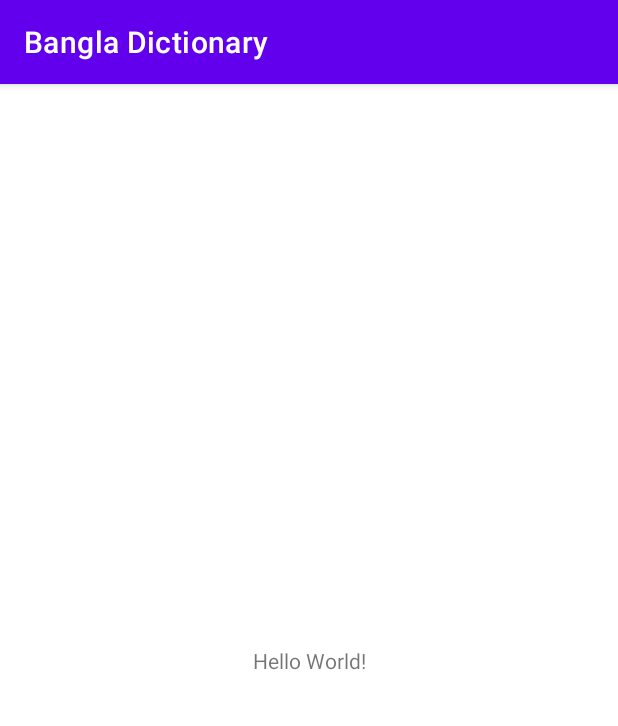
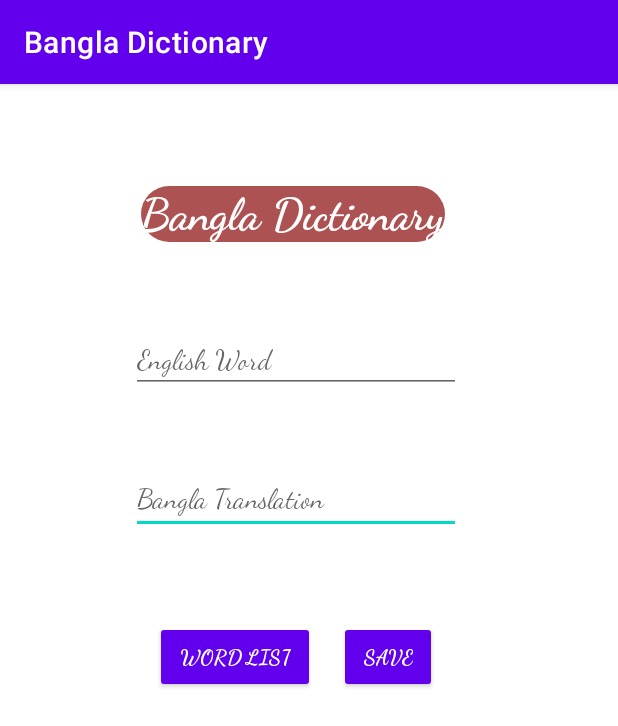
Before and after one commit to NSU-FA20-CSE486-1/1712520_FA2020_CSE486.1, an Android app: the screen it shows after launch (MainActivity before the commit, AddWordActivity after it), on a phone screen of 412 x 824 dp. Shown: the top 726 px of the screen. Run offline under Robolectric (Android 15) with nearby library versions, the phone set to English and light mode, and no system bars; libraries missing offline, so code that uses them is left out: io.paperdb; 2 statements that could not run were skipped.

Commit message:
#3 dictionary updated

```diff
--- a/Assignments/Theory/Quiz/app/build.gradle
+++ b/Assignments/Theory/Quiz/app/build.gradle
@@ -36,4 +36,6 @@ dependencies {
     testImplementation 'junit:junit:4.+'
     androidTestImplementation 'androidx.test.ext:junit:1.1.1'
     androidTestImplementation 'androidx.test.espresso:espresso-core:3.2.0'
+
+    implementation 'io.paperdb:paperdb:2.7.1'
 }
--- /dev/null
+++ b/Assignments/Theory/Quiz/app/src/main/java/com/afridi/BanglaDictionary/AddWordActivity.java
@@ -0,0 +1,72 @@
+package com.afridi.BanglaDictionary;
+
+import androidx.appcompat.app.AppCompatActivity;
+import io.paperdb.Paper;
+import android.content.Intent;
+import android.os.Bundle;
+import android.widget.Button;
+import android.widget.EditText;
+import android.widget.TextView;
+import android.widget.Toast;
+
+import java.util.ArrayList;
+
+
+
+public class AddWordActivity extends AppCompatActivity {
+
+    ArrayList<Words> wordList;
+    TextView mBanglaDictionary;
+    EditText mEnglishWord;
+    EditText mBanglaword;
+    Button btnSave;
+    Button btnList;
+    Words vocabulary;
+
+
+    @Override
+    protected void onCreate(Bundle savedInstanceState) {
+        super.onCreate(savedInstanceState);
+        setContentView(R.layout.activity_main);
+
+        mBanglaDictionary = (TextView)findViewById(R.id.tvBanglaDictionary);
+        mEnglishWord = (EditText)findViewById(R.id.etEnglishWord);
+        mBanglaword = (EditText)findViewById(R.id.etBanglaWord);
+        btnSave = (Button)findViewById(R.id.buttonSave);
+        btnList = (Button)findViewById(R.id.buttonList);
+
+        Paper.init(this);
+        wordList = Paper.book().read("word", new ArrayList<>());
+
+        btnList.setOnClickListener(view -> {
+            Intent intent = new Intent(AddWordActivity.this,WordListActivity.class);
+            startActivity(intent);
+        });
+
+        btnSave.setOnClickListener(v -> {
+
+                String english = mEnglishWord.getText().toString();
+                String bangla = mBanglaword.getText().toString();
+
+                if (english.isEmpty() || bangla.isEmpty()) {
+                    btnSave.setError("");
+                    return;
+                }
+
+                vocabulary = new Words(english, bangla);
+
+
+                wordList.add(vocabulary);
+
+                // insert data into paperDB
+                Paper.book().write("word", wordList);
+                Toast.makeText(this, "New word added!", Toast.LENGTH_LONG).show();
+
+        });
+
+        btnList.setOnClickListener(view -> {
+            Intent intent = new Intent(AddWordActivity.this,WordListActivity.class);
+            startActivity(intent);
+        });
+    }
+}
--- /dev/null
+++ b/Assignments/Theory/Quiz/app/src/main/res/drawable/rounded_corner.xml
@@ -0,0 +1,5 @@
+<?xml version="1.0" encoding="utf-8"?>
+<shape xmlns:android="http://schemas.android.com/apk/res/android" >
+    <solid android:color="#AD5252" />
+    <corners android:radius="50dp" />
+</shape>
--- a/Assignments/Theory/Quiz/app/src/main/res/layout/activity_main.xml
+++ b/Assignments/Theory/Quiz/app/src/main/res/layout/activity_main.xml
@@ -4,15 +4,85 @@
     xmlns:tools="http://schemas.android.com/tools"
     android:layout_width="match_parent"
     android:layout_height="match_parent"
-    tools:context=".MainActivity">
+    tools:context=".AddWordActivity">
 
     <TextView
+        android:id="@+id/tvBanglaDictionary"
         android:layout_width="wrap_content"
         android:layout_height="wrap_content"
-        android:text="Hello World!"
+        android:layout_marginTop="16dp"
+        android:layout_marginBottom="32dp"
+        android:background="@drawable/rounded_corner"
+        android:fontFamily="cursive"
+        android:text="@string/bangla_dictionary"
+        android:textColor="@color/design_default_color_on_primary"
+        android:textSize="30sp"
+        android:textStyle="bold"
+        android:visibility="visible"
         app:layout_constraintBottom_toBottomOf="parent"
+        app:layout_constraintHorizontal_bias="0.449"
         app:layout_constraintLeft_toLeftOf="parent"
         app:layout_constraintRight_toRightOf="parent"
-        app:layout_constraintTop_toTopOf="parent" />
+        app:layout_constraintTop_toTopOf="parent"
+        app:layout_constraintVertical_bias="0.076" />
+
+    <EditText
+        android:id="@+id/etBanglaWord"
+        android:layout_width="wrap_content"
+        android:layout_height="36dp"
+        android:ems="10"
+        android:fontFamily="cursive"
+        android:hint="@string/bangla_translation"
+        android:inputType="textPersonName"
+        android:paddingTop="@dimen/cardview_compat_inset_shadow"
+        app:layout_constraintBottom_toTopOf="@+id/buttonSave"
+        app:layout_constraintEnd_toEndOf="@+id/etEnglishWord"
+        app:layout_constraintHorizontal_bias="0.454"
+        app:layout_constraintStart_toStartOf="@+id/etEnglishWord"
+        app:layout_constraintTop_toBottomOf="@+id/etEnglishWord" />
+
+    <EditText
+        android:id="@+id/etEnglishWord"
+        android:layout_width="wrap_content"
+        android:layout_height="wrap_content"
+        android:ems="10"
+        android:fontFamily="cursive"
+        android:hint="@string/english_word"
+        android:inputType="textPersonName"
+        app:layout_constraintBottom_toTopOf="@+id/etBanglaWord"
+        app:layout_constraintEnd_toEndOf="@+id/tvBanglaDictionary"
+        app:layout_constraintHorizontal_bias="0.411"
+        app:layout_constraintStart_toStartOf="@+id/tvBanglaDictionary"
+        app:layout_constraintTop_toBottomOf="@+id/tvBanglaDictionary" />
+
+    <Button
+        android:id="@+id/buttonSave"
+        style="@android:style/Widget.Material.Button.Small"
+        android:layout_width="wrap_content"
+        android:layout_height="wrap_content"
+        android:text="@string/save"
+        android:fontFamily="cursive"
+        android:textStyle="bold"
+        android:backgroundTint="@color/cardview_dark_background"
+        app:layout_constraintBottom_toBottomOf="@+id/buttonList"
+        app:layout_constraintEnd_toEndOf="@+id/etBanglaWord"
+        app:layout_constraintStart_toEndOf="@+id/buttonList"
+        app:layout_constraintTop_toTopOf="@+id/buttonList" />
+
+    <Button
+        android:id="@+id/buttonList"
+        style="@style/Widget.AppCompat.Button.Small"
+        android:layout_width="wrap_content"
+        android:layout_height="wrap_content"
+        android:layout_marginTop="58dp"
+        android:text="@string/btn_word_list"
+        android:textStyle="bold"
+        android:fontFamily="cursive"
+        android:backgroundTint="@color/cardview_dark_background"
+        app:layout_constraintBottom_toBottomOf="parent"
+        app:layout_constraintEnd_toStartOf="@+id/buttonSave"
+        app:layout_constraintStart_toStartOf="@+id/etBanglaWord"
+        app:layout_constraintTop_toBottomOf="@+id/etBanglaWord"
+        app:layout_constraintVertical_bias="0.0" />
 
 </androidx.constraintlayout.widget.ConstraintLayout>
--- a/Assignments/Theory/Quiz/app/src/main/res/values-night/themes.xml
+++ b/Assignments/Theory/Quiz/app/src/main/res/values-night/themes.xml
@@ -13,4 +13,9 @@
         <item name="android:statusBarColor" tools:targetApi="l">?attr/colorPrimaryVariant</item>
         <!-- Customize your theme here. -->
     </style>
+    <style name="DialogBox" parent="Theme.AppCompat.Dialog.Alert">
+        <item name="android:layout_height">wrap_content</item>
+        <item name="android:background">#70000000</item>
+        <item name="android:textColor">@android:color/white</item>
+    </style>
 </resources>
--- a/Assignments/Theory/Quiz/app/src/main/res/values/strings.xml
+++ b/Assignments/Theory/Quiz/app/src/main/res/values/strings.xml
@@ -1,3 +1,11 @@
 <resources>
     <string name="app_name">Bangla Dictionary</string>
+    <string name="btn_word_list">Word List</string>
+    <string name="bangla_dictionary">Bangla Dictionary</string>
+    <string name="bangla_translation">Bangla Translation</string>
+    <string name="english_word">English Word</string>
+    <string name="save">Save</string>
+    <string name="word_list">Word List</string>
+    <string name="words">Words</string>
+
 </resources>
--- a/Assignments/Theory/Quiz/app/src/main/res/values/themes.xml
+++ b/Assignments/Theory/Quiz/app/src/main/res/values/themes.xml
@@ -13,4 +13,9 @@
         <item name="android:statusBarColor" tools:targetApi="l">?attr/colorPrimaryVariant</item>
         <!-- Customize your theme here. -->
     </style>
+    <style name="DialogBox" parent="Theme.AppCompat.Dialog.Alert">
+        <item name="android:layout_height">wrap_content</item>
+        <item name="android:background">#FFFFFF</item>
+        <item name="android:textColor">@android:color/black</item>
+    </style>
 </resources>
--- a/Assignments/Theory/Quiz/settings.gradle
+++ b/Assignments/Theory/Quiz/settings.gradle
@@ -1,2 +1,2 @@
 include ':app'
-rootProject.name = "Test"
+rootProject.name = "BanglaDictionary"
```
Also changed, not shown: Assignments/Theory/Quiz/app/src/main/AndroidManifest.xml (+8 -2 lines), Assignments/Theory/Quiz/app/src/main/java/com/afridi/BanglaDictionary/RecyclerViewClickListener.java (added, +56 -0 lines), Assignments/Theory/Quiz/app/src/main/java/com/afridi/BanglaDictionary/WordAdapter.java (added, +70 -0 lines), Assignments/Theory/Quiz/app/src/main/java/com/afridi/BanglaDictionary/WordListActivity.java (added, +53 -0 lines), Assignments/Theory/Quiz/app/src/main/java/com/afridi/BanglaDictionary/Words.java (added, +19 -0 lines), Assignments/Theory/Quiz/app/src/main/res/layout/activity_word_list.xml (added, +43 -0 lines), Assignments/Theory/Quiz/app/src/main/res/layout/item_word.xml (added, +26 -0 lines), Assignments/Theory/Quiz/app/src/main/res/drawable/ic_logo.png (added), 1 other file.
